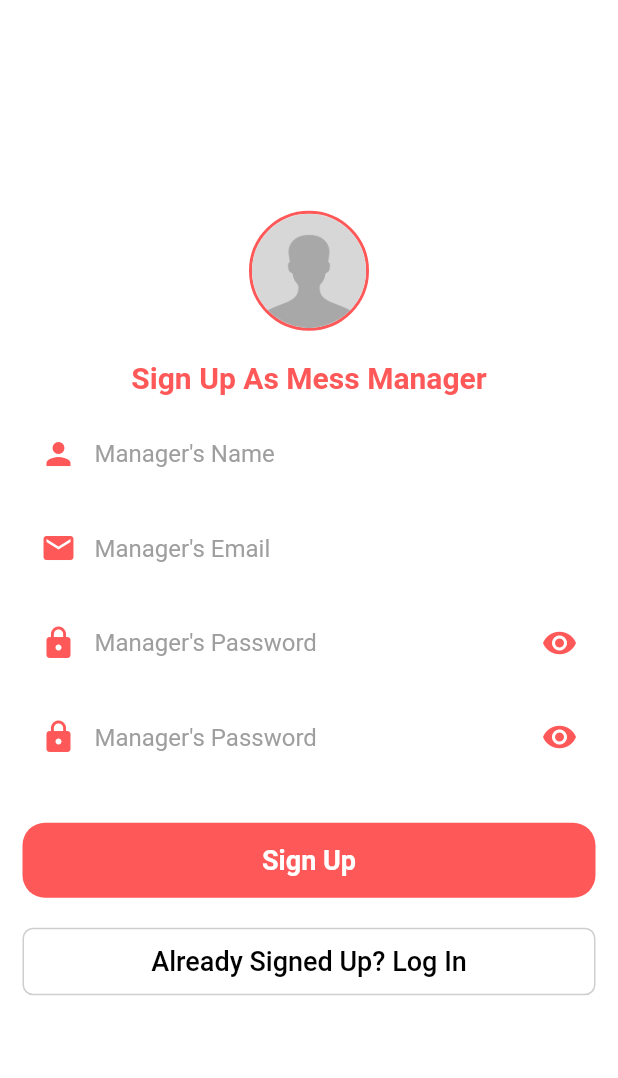
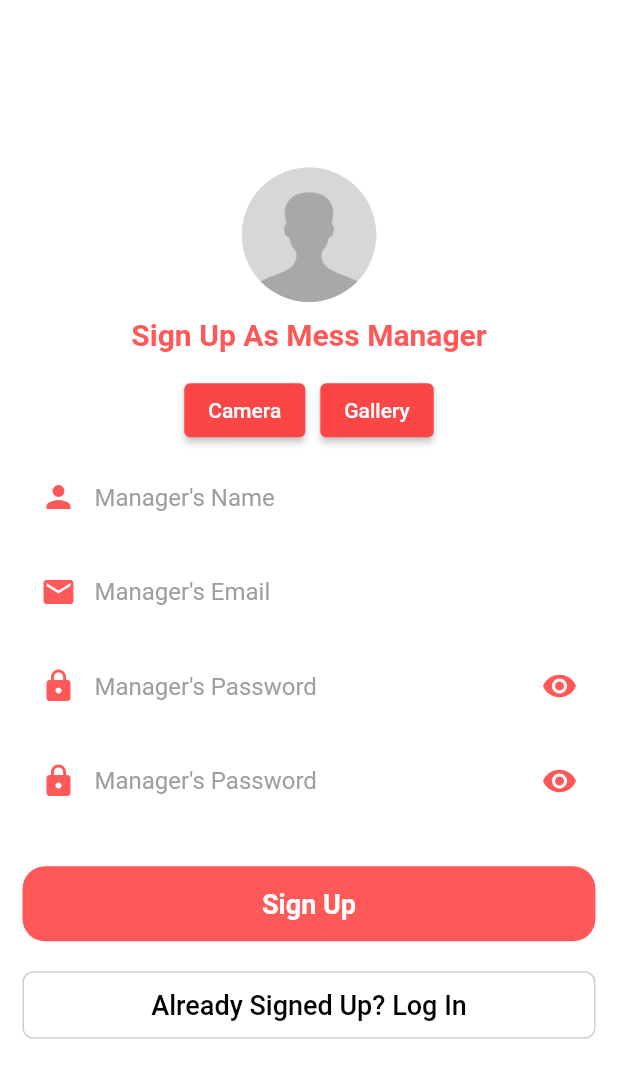
Before and after one commit to raselhossen125/mess_manager, a Flutter app: the screen it shows after launch, after a tap on "Not Yet Registered? Sign Up", on a phone screen of 412 x 824 dp. Shown: the top 1078 px of the screen. Run offline on Flutter 3.47's test engine with Material 2 defaults, Android fonts, the phone set to English and light mode, and no system bars; our stand-ins replace flutter_speed_dial, image_picker, shared_preferences, sqflite; accounts and stored records are empty.

Commit message:
image pick

```diff
--- a/lib/db/db_helper.dart
+++ b/lib/db/db_helper.dart
@@ -7,6 +7,7 @@ class DBHelper {
   static const createTableContact = '''
   create table $tableRegister(
   $tableRegisterColId integer primary key,
+  $tableRegisterColImageUrl text,
   $tableRegisterColName text,
   $tableRegisterColEmail text,
   $tableRegisterColPassword text,
--- a/lib/main.dart
+++ b/lib/main.dart
@@ -19,7 +19,7 @@ void main() {
     MultiProvider(
       providers: [
         ChangeNotifierProvider(create: (context) => MealProvider()),
-        ChangeNotifierProvider(create: (context) => DBProvider()..getAllMemberByManagerId(context)),
+        ChangeNotifierProvider(create: (context) => DBProvider()),
       ],
       child: const MyApp(),
     ),
--- a/lib/models/register_model.dart
+++ b/lib/models/register_model.dart
@@ -2,6 +2,7 @@ import 'addMember_models.dart';
 
 const String tableRegister = 'tbl_register';
 const String tableRegisterColId = 'manager_id';
+const String tableRegisterColImageUrl = 'managerImageUrl';
 const String tableRegisterColName = 'managerName';
 const String tableRegisterColEmail = 'managerEmail';
 const String tableRegisterColPassword = 'password';
@@ -9,6 +10,7 @@ const String tableRegisterColConfPassword = 'confPassword';
 
 class RegisterModel {
   int? id;
+  String? managerImageUrl;
   String managerName;
   String managerEmail;
   String password;
@@ -16,6 +18,7 @@ class RegisterModel {
 
   RegisterModel({
     this.id,
+    this.managerImageUrl,
     required this.managerName,
     required this.managerEmail,
     required this.password,
@@ -24,6 +27,7 @@ class RegisterModel {
 
   Map<String, dynamic> toMap() {
     var map = <String, dynamic>{
+      tableRegisterColImageUrl: managerImageUrl,
       tableRegisterColName: managerName,
       tableRegisterColEmail: managerEmail,
       tableRegisterColPassword: password,
@@ -37,6 +41,7 @@ class RegisterModel {
 
   factory RegisterModel.fromMap(Map<String, dynamic> map) => RegisterModel(
         id: map[tableRegisterColId],
+        managerImageUrl: map[tableRegisterColImageUrl],
         managerName: map[tableRegisterColName],
         managerEmail: map[tableRegisterColEmail],
         password: map[tableRegisterColPassword],
@@ -45,6 +50,6 @@ class RegisterModel {
 
   @override
   String toString() {
-    return 'RegisterModel{id: $id, managerName: $managerName, managerEmail: $managerEmail, password: $password, confPassword: $confPassword}';
+    return 'RegisterModel{id: $id, managerImageUrl: $managerImageUrl, managerName: $managerName, managerEmail: $managerEmail, password: $password, confPassword: $confPassword}';
   }
 }
--- a/lib/pages/add_meal_page.dart
+++ b/lib/pages/add_meal_page.dart
@@ -1,4 +1,4 @@
-// ignore_for_file: use_key_in_widget_constructors, prefer_const_constructors, prefer_const_literals_to_create_immutables, must_be_immutable
+// ignore_for_file: use_key_in_widget_constructors, prefer_const_constructors, prefer_const_literals_to_create_immutables, must_be_immutable, unnecessary_cast, unused_local_variable
 
 import 'package:flutter/material.dart';
 import 'package:intl/intl.dart';
--- a/lib/pages/login_page.dart
+++ b/lib/pages/login_page.dart
@@ -39,10 +39,9 @@ class _LogInPageState extends State<LogInPage> {
             mainAxisAlignment: MainAxisAlignment.center,
             children: [
               Container(
-                height: 80,
-                width: 80,
+                height: 90,
+                width: 90,
                 decoration: BoxDecoration(
-                  border: Border.all(width: 2, color: CustomColors.appColor),
                   borderRadius: BorderRadius.circular(100),
                 ),
                 child: Image.asset('images/R.png'),
--- a/lib/pages/register_page.dart
+++ b/lib/pages/register_page.dart
@@ -1,6 +1,9 @@
 // ignore_for_file: use_build_context_synchronously, avoid_print, prefer_typing_uninitialized_variables, use_key_in_widget_constructors, prefer_const_constructors, curly_braces_in_flow_control_structures, unnecessary_null_comparison
 
+import 'dart:io';
+
 import 'package:flutter/material.dart';
+import 'package:image_picker/image_picker.dart';
 import 'package:mess_manager/models/register_model.dart';
 import 'package:mess_manager/pages/home_page.dart';
 import 'package:mess_manager/pages/login_page.dart';
@@ -20,6 +23,8 @@ class _RegisterPageState extends State<RegisterPage> {
   bool passObsecure = true;
   bool conPassObsecure = true;
   String errorText = '';
+  String? imagePath;
+  ImageSource imageSource = ImageSource.camera;
 
   final formKey = GlobalKey<FormState>();
 
@@ -48,16 +53,23 @@ class _RegisterPageState extends State<RegisterPage> {
             child: Column(
               mainAxisSize: MainAxisSize.min,
               children: [
-                Container(
-                  height: 80,
-                  width: 80,
-                  decoration: BoxDecoration(
-                    border: Border.all(width: 2, color: CustomColors.appColor),
-                    borderRadius: BorderRadius.circular(100), //<-- SEE HERE
-                  ),
-                  child: Image.asset('images/R.png'),
+                ClipRRect(
+                  borderRadius: BorderRadius.circular(100),
+                  child: imagePath == null
+                      ? Image.asset(
+                          'images/R.png',
+                          height: 90,
+                          width: 90,
+                          fit: BoxFit.cover,
+                        )
+                      : Image.file(
+                          File(imagePath!),
+                          height: 90,
+                          width: 90,
+                          fit: BoxFit.cover,
+                        ),
                 ),
-                const SizedBox(height: 20),
+                const SizedBox(height: 10),
                 Text(
                   'Sign Up As Mess Manager',
                   style: TextStyle(
@@ -67,6 +79,29 @@ class _RegisterPageState extends State<RegisterPage> {
                   ),
                 ),
                 const SizedBox(height: 15),
+                Consumer<MealProvider>(
+                  builder: (context, provider, _) => Row(
+                    mainAxisAlignment: MainAxisAlignment.center,
+                    children: [
+                      ElevatedButton(
+                          onPressed: () {
+                            imageSource = ImageSource.camera;
+                            getImage();
+                          },
+                          child: const Text('Camera')),
+                      SizedBox(
+                        width: 10,
+                      ),
+                      ElevatedButton(
+                          onPressed: () {
+                            imageSource = ImageSource.gallery;
+                            getImage();
+                          },
+                          child: const Text('Gallery')),
+                    ],
+                  ),
+                ),
+                const SizedBox(height: 10),
                 Form(
                   key: formKey,
                   child: Column(
@@ -235,7 +270,9 @@ class _RegisterPageState extends State<RegisterPage> {
                           return null;
                         },
                       ),
-                      SizedBox(height: 7,),
+                      SizedBox(
+                        height: 7,
+                      ),
                       Align(
                         alignment: Alignment.centerLeft,
                         child: Text(
@@ -311,6 +348,7 @@ class _RegisterPageState extends State<RegisterPage> {
       RegisterModel? register;
       if (p1 == p2) {
         register = RegisterModel(
+          managerImageUrl: imagePath,
           managerName: nameController.text,
           managerEmail: emailController.text,
           password: passwordController.text,
@@ -320,7 +358,8 @@ class _RegisterPageState extends State<RegisterPage> {
         final status = await Provider.of<DBProvider>(context, listen: false)
             .addNewRegister(register, context);
         if (status) {
-          Provider.of<MealProvider>(context, listen: false).setLogInStatus(true);
+          Provider.of<MealProvider>(context, listen: false)
+              .setLogInStatus(true);
           Navigator.pushReplacementNamed(context, HomePage.routeName);
           print(register.toString());
         }
@@ -331,4 +370,13 @@ class _RegisterPageState extends State<RegisterPage> {
       }
     }
   }
+
+  void getImage() async {
+    final selectedImage = await ImagePicker().pickImage(source: imageSource);
+    if (selectedImage != null) {
+      setState(() {
+        imagePath = selectedImage.path;
+      });
+    }
+  }
 }
--- a/lib/widgets/addMealList_widget.dart
+++ b/lib/widgets/addMealList_widget.dart
@@ -1,8 +1,7 @@
-// ignore_for_file: prefer_const_constructors, use_key_in_widget_constructors, must_be_immutable
+// ignore_for_file: prefer_const_constructors, use_key_in_widget_constructors, must_be_immutable, unnecessary_cast
 
 import 'package:flutter/material.dart';
 import 'package:provider/provider.dart';
-
 import '../models/addMember_models.dart';
 import '../providers/meal_provider.dart';
 import '../untils/custom_colors.dart';
--- a/pubspec.yaml
+++ b/pubspec.yaml
@@ -40,6 +40,7 @@ dependencies:
   sqflite:
   path:
   shared_preferences: ^2.0.15
+  image_picker: ^0.8.5+3
 
 dev_dependencies:
   flutter_test:
```
Also changed, not shown: lib/pages/add_meal_cost_page.dart (+2 -6 lines), lib/pages/add_member_money_page.dart (+2 -6 lines), lib/pages/home_page.dart (+32 -1 lines), lib/providers/meal_provider.dart (+20 -16 lines), lib/widgets/drawer_widget.dart (+41 -4 lines), pubspec.lock.
